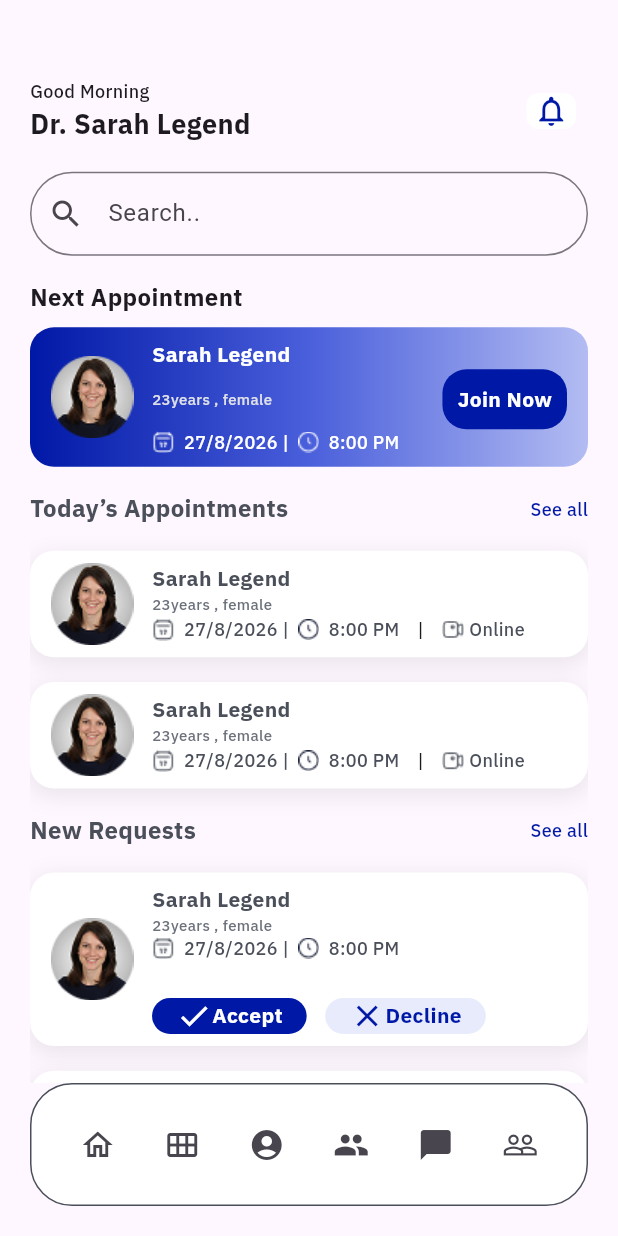
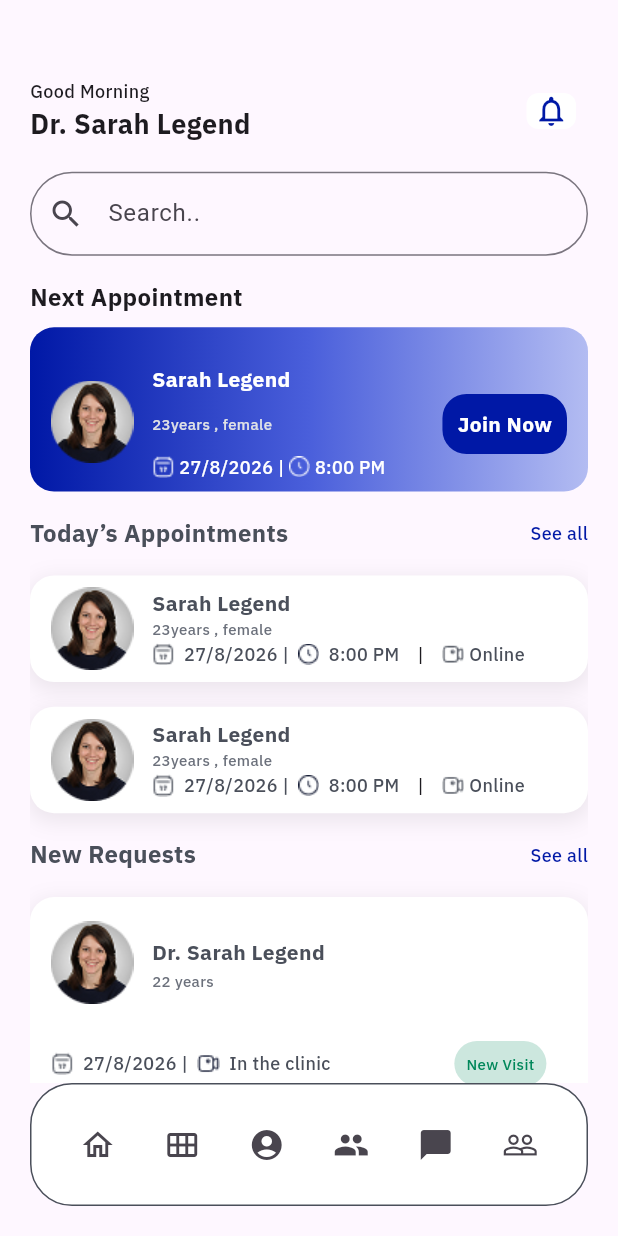
Before and after one commit to techmasterycompany-star/LeoClinic_flutter, a Flutter app: the screen it shows after launch, on a phone screen of 412 x 824 dp. Run offline on Flutter 3.47's test engine with Material 3 defaults, Android fonts, the phone set to English and light mode, and no system bars; project files that could hold a hidden picture were left out.

Commit message:
done-the-Notifications-page

```diff
--- a/lib/core/utils/custam-Textstyle.dart
+++ b/lib/core/utils/custam-Textstyle.dart
@@ -31,4 +31,10 @@ class Custamtextstyle {
     fontSize: 10,
 
   );
+  static const TextStyle test28 = TextStyle(
+    fontFamily: "IBMPlexSans",
+    fontWeight: FontWeight.w600,
+    fontSize: 28,
+
+  );
 }
--- a/lib/features/doctor/presentation/widgets/New Requests-card.dart
+++ b/lib/features/doctor/presentation/widgets/New Requests-card.dart
@@ -5,7 +5,9 @@ import 'package:leoclinic_flutter/core/utils/custam-Textstyle.dart';
 import 'package:leoclinic_flutter/features/doctor/presentation/widgets/accept-bottam.dart';
 
 class Newrequestscard extends StatelessWidget {
-  const Newrequestscard({super.key});
+  String? maintext;
+  IconData? delete;
+  Newrequestscard({super.key, this.maintext, this.delete});
 
   @override
   Widget build(BuildContext context) {
@@ -25,52 +27,71 @@ class Newrequestscard extends StatelessWidget {
         borderRadius: BorderRadius.circular(16),
         color: Colors.white,
       ),
-      child: Row(
+      child: Column(
+        crossAxisAlignment: CrossAxisAlignment.start,
+        children: [
+          if (maintext != null) Text(maintext!, style: Custamtextstyle.test14),
+          SizedBox(height: height * 0.01),
+          Row(
             children: [
               Image.asset(Assets.imagesDoctor),
               SizedBox(width: width * 0.03),
-          Expanded(
-            child: Column(
+              Column(
                 crossAxisAlignment: CrossAxisAlignment.start,
                 children: [
+                  Row(
+                    children: [
                       Text(
-                  "Sarah Legend",
+                        "Dr. Sarah Legend",
                         style: Custamtextstyle.test14.copyWith(
                           color: Color(0xff4A4F5A),
                         ),
                       ),
-
-                Row(
-                  children: [
+                      if (delete != null) SizedBox(width: width * 0.3),
+                      Icon(delete),
+                    ],
+                  ),
                   Text(
-                      "23years , female",
+                    "22 years",
                     style: Custamtextstyle.test10.copyWith(
                       color: Color(0xff6B707B),
                     ),
                   ),
                 ],
               ),
+            ],
+          ),
 
+          SizedBox(height: height * 0.03),
           Row(
+            mainAxisAlignment: MainAxisAlignment.start,
             children: [
-                    Image.asset(
-                      Assets.imagesCalendericon,
-                      color: Color(0xff4A4F5A),
-                    ),
+              Image.asset(Assets.imagesCalendericon, color: Color(0xff4A4F5A)),
               Text(
                 "  27/8/2026 |  ",
                 style: Custamtextstyle.test12.copyWith(
                   color: Color(0xff4A4F5A),
                 ),
               ),
-                    Image.asset(
-                      Assets.imagesClockIcon,
-                      color: Color(0xff141B34),
-                    ),
+              Image.asset(Assets.imagesVideo, color: Color(0xff141B34)),
               Text(
-                      "  8:00 PM",
+                "  In the clinic",
                 style: Custamtextstyle.test12.copyWith(
                   color: Color(0xff4A4F5A),
+                ),
+              ),
+              SizedBox(width: width * 0.2),
+              Container(
+                padding: EdgeInsets.all(8),
+                decoration: BoxDecoration(
+                  borderRadius: BorderRadius.circular(16),
+                  color: Color(0x3300875A),
+                ),
+                child: Text(
+                  "New Visit",
+                  style: Custamtextstyle.test10.copyWith(
+                    color: Color(0xff00875A),
+                  ),
                 ),
               ),
             ],
@@ -79,13 +100,13 @@ class Newrequestscard extends StatelessWidget {
           Row(
             children: [
               Acceptbottam(
-                      text: 'Accept',
+                text: 'Pick a Slot',
                 textcolor: Colors.white,
                 backgroundcolor: appcolor.color,
                 icon: Icons.check,
                 iconcolor: Colors.white,
               ),
-                    SizedBox(width: width * 0.03),
+              SizedBox(width: width * 0.05),
               Acceptbottam(
                 text: "Decline",
                 textcolor: appcolor.color,
@@ -97,9 +118,6 @@ class Newrequestscard extends StatelessWidget {
           ),
         ],
       ),
-          ),
-        ],
-      ),
     );
   }
 }
--- a/lib/features/doctor/presentation/widgets/Next Appointment-card.dart
+++ b/lib/features/doctor/presentation/widgets/Next Appointment-card.dart
@@ -1,36 +1,53 @@
 import 'package:flutter/material.dart';
-import 'package:flutter_svg/flutter_svg.dart';
 import 'package:leoclinic_flutter/core/utils/assets.dart';
 import 'package:leoclinic_flutter/core/utils/custam-Textstyle.dart';
 
 class Nextappointmentcard extends StatelessWidget {
-  const Nextappointmentcard({super.key});
+  final String? maintext;
+
+  const Nextappointmentcard({super.key, this.maintext});
 
   @override
   Widget build(BuildContext context) {
-    var width = MediaQuery.of(context).size.width;
-    var height = MediaQuery.of(context).size.height;
+    final width = MediaQuery.of(context).size.width;
+    final height = MediaQuery.of(context).size.height;
+
     return Container(
-      padding: EdgeInsets.symmetric(vertical: 8, horizontal: 14),
+      padding: const EdgeInsets.symmetric(vertical: 8, horizontal: 14),
       decoration: BoxDecoration(
         borderRadius: BorderRadius.circular(16),
-        gradient: LinearGradient(
+        gradient: const LinearGradient(
           colors: [Color(0xff0018A6), Color(0xff4A5FDB), Color(0xffB3BCF2)],
           begin: Alignment.centerLeft,
           end: Alignment.centerRight,
         ),
       ),
-      child: Row(
+      child: Column(
+        crossAxisAlignment: CrossAxisAlignment.start,
+        children: [
+          if (maintext != null)
+            Text(
+              maintext!,
+              style: Custamtextstyle.test14.copyWith(color: Colors.white),
+            ),
+
+          SizedBox(height: height * 0.02),
+
+          Row(
             children: [
               Image.asset(Assets.imagesDoctor),
+
               SizedBox(width: width * 0.03),
+
               Expanded(
                 child: Column(
                   crossAxisAlignment: CrossAxisAlignment.start,
                   children: [
                     Text(
                       "Sarah Legend",
-                  style: Custamtextstyle.test14.copyWith(color: Colors.white),
+                      style: Custamtextstyle.test14.copyWith(
+                        color: Colors.white,
+                      ),
                     ),
 
                     Row(
@@ -38,14 +55,16 @@ class Nextappointmentcard extends StatelessWidget {
                         Text(
                           "23years , female",
                           style: Custamtextstyle.test10.copyWith(
-                        color: Color(0xffDFE1E6),
+                            color: const Color(0xffDFE1E6),
                           ),
                         ),
-                    Spacer(),
+
+                        const Spacer(),
+
                         Container(
-                      padding: EdgeInsets.all(10),
+                          padding: const EdgeInsets.all(10),
                           decoration: BoxDecoration(
-                        color: Color(0xff0018A6),
+                            color: const Color(0xff0018A6),
                             borderRadius: BorderRadius.circular(16),
                           ),
                           child: Text(
@@ -61,15 +80,18 @@ class Nextappointmentcard extends StatelessWidget {
                     Row(
                       children: [
                         Image.asset(Assets.imagesCalendericon),
+
                         Text(
-                      "  27/8/2026 |  ",
+                          " 27/8/2026 | ",
                           style: Custamtextstyle.test12.copyWith(
                             color: Colors.white,
                           ),
                         ),
+
                         Image.asset(Assets.imagesClockIcon),
+
                         Text(
-                      "  8:00 PM",
+                          " 8:00 PM",
                           style: Custamtextstyle.test12.copyWith(
                             color: Colors.white,
                           ),
@@ -81,6 +103,8 @@ class Nextappointmentcard extends StatelessWidget {
               ),
             ],
           ),
+        ],
+      ),
     );
   }
 }
--- a/lib/features/doctor/presentation/widgets/Today Appointments-card.dart
+++ b/lib/features/doctor/presentation/widgets/Today Appointments-card.dart
@@ -3,7 +3,9 @@ import 'package:leoclinic_flutter/core/utils/assets.dart';
 import 'package:leoclinic_flutter/core/utils/custam-Textstyle.dart';
 
 class Todaysappointmentscard extends StatelessWidget {
-  const Todaysappointmentscard({super.key});
+  String? maintext;
+  final Color? maincolor;
+  Todaysappointmentscard({super.key, this.maintext, this.maincolor});
 
   @override
   Widget build(BuildContext context) {
@@ -21,9 +23,18 @@ class Todaysappointmentscard extends StatelessWidget {
           ),
         ],
         borderRadius: BorderRadius.circular(16),
-        color: Colors.white,
+        color: maincolor ?? Colors.white,
       ),
-      child: Row(
+      child: Column(
+        crossAxisAlignment: CrossAxisAlignment.start,
+        children: [
+          if (maintext != null)
+            Text(
+              maintext!,
+              style: Custamtextstyle.test14.copyWith(color: Color(0xffDA1E28)),
+            ),
+          if (maintext != null) SizedBox(height: height * 0.02),
+          Row(
             children: [
               Image.asset(Assets.imagesDoctor),
               SizedBox(width: width * 0.03),
@@ -88,6 +99,8 @@ class Todaysappointmentscard extends StatelessWidget {
               ),
             ],
           ),
+        ],
+      ),
     );
   }
 }
--- a/lib/features/doctor/presentation/widgets/accept-bottam.dart
+++ b/lib/features/doctor/presentation/widgets/accept-bottam.dart
@@ -12,16 +12,17 @@ class Acceptbottam extends StatelessWidget {
     required this.text,
     required this.textcolor,
     required this.backgroundcolor,
-    required this.icon, required this.iconcolor,
+    required this.icon,
+    required this.iconcolor,
   });
 
   @override
   Widget build(BuildContext context) {
     return Container(
-      padding: EdgeInsets.only(left: 16, right: 16),
+      padding: EdgeInsets.all(12),
       decoration: BoxDecoration(
         color: backgroundcolor,
-        borderRadius: BorderRadius.circular(16),
+        borderRadius: BorderRadius.circular(30),
       ),
       child: Row(
         children: [
--- a/lib/features/doctor/presentation/widgets/doctor-home-appbar.dart
+++ b/lib/features/doctor/presentation/widgets/doctor-home-appbar.dart
@@ -1,5 +1,6 @@
 import 'package:flutter/material.dart';
 import 'package:leoclinic_flutter/core/utils/custam-Textstyle.dart';
+import 'package:leoclinic_flutter/features/doctor/presentation/pages/Notifications.dart';
 
 class Doctorhomeappbar extends StatelessWidget {
   const Doctorhomeappbar({super.key});
@@ -27,9 +28,21 @@ class Doctorhomeappbar extends StatelessWidget {
                 color: Colors.white,
               ),
 
-              child: Icon(
-                Icons.notifications_none_outlined,
-                color: Color(0xff0018A6),
+              child: GestureDetector(
+                onTap: () {
+                  Navigator.push(
+                    context,
+                    MaterialPageRoute(
+                      builder: (context) {
+                        return Notifications();
+                      },
+                    ),
+                  );
+                },
+                child: Icon(
+                  Icons.notifications_none_outlined,
+                  color: Color(0xff0018A6),
+                ),
               ),
             ),
           ),
```
Also changed, not shown: lib/features/doctor/presentation/pages/Notifications.dart (added, +63 -0 lines), lib/features/doctor/presentation/widgets/Filter-bottom-reuse.dart (added, +50 -0 lines), lib/features/doctor/presentation/widgets/Filter-bottom.dart (added, +36 -0 lines). Lines whose indentation alone changed are shown as unchanged.
